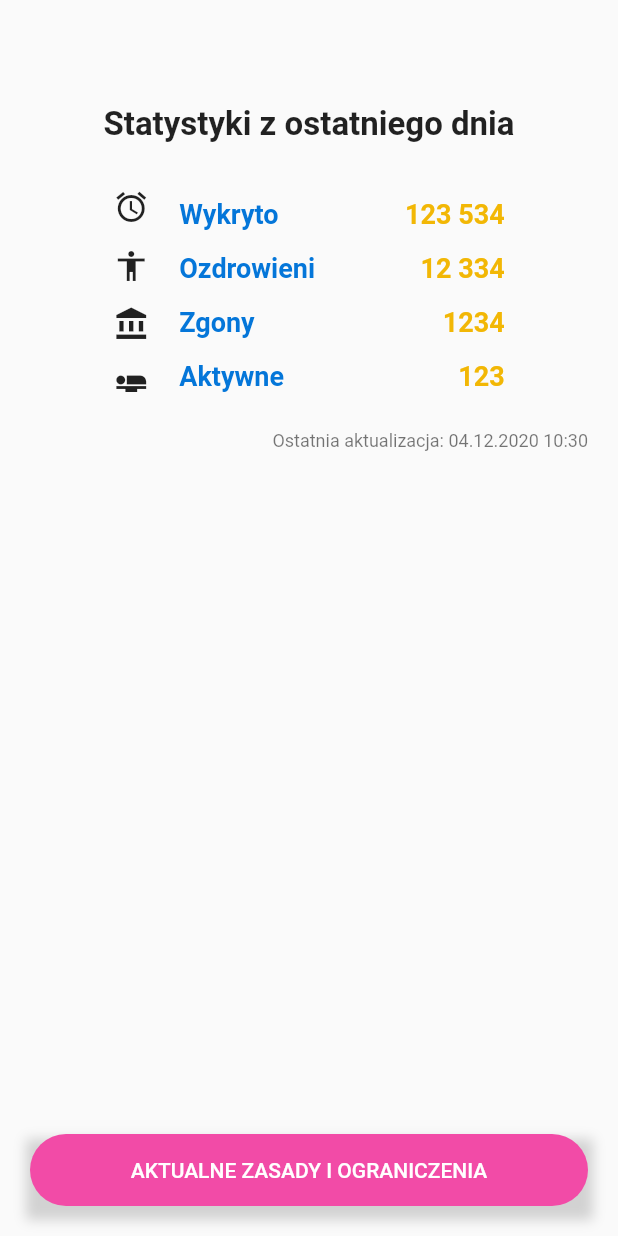
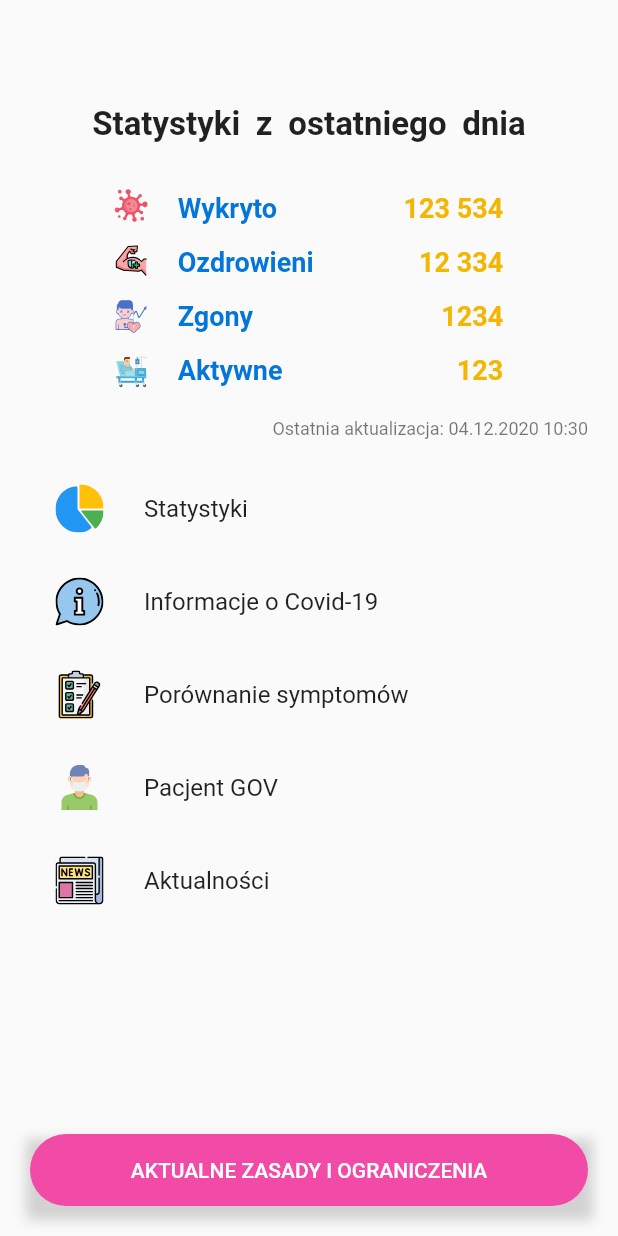
Before and after one commit to skrzypak/Bit-Festival-Hackathon-2020, a Flutter app: the screen it shows after launch, on a phone screen of 412 x 824 dp. Run offline on Flutter 3.47's test engine with Material 2 defaults, Android fonts, the phone set to English and light mode, and no system bars; our stand-ins replace flutter_svg.

Commit message:
main screen, svg handle

```diff
--- a/Flutter/corona_info/lib/main.dart
+++ b/Flutter/corona_info/lib/main.dart
@@ -17,7 +17,6 @@ class MyApp extends StatelessWidget {
         visualDensity: VisualDensity.adaptivePlatformDensity,
       ),
       home: HomeScreen(),
-      //home: RestrictionScreen(),
     );
   }
 }
--- a/Flutter/corona_info/lib/screens/home/homeScreen.dart
+++ b/Flutter/corona_info/lib/screens/home/homeScreen.dart
@@ -2,6 +2,7 @@ import 'package:corona_info/utils/Colors.dart';
 import 'package:corona_info/widgets/BottomButton.dart';
 import 'package:corona_info/widgets/FontStyle.dart';
 import 'package:flutter/material.dart';
+import 'package:flutter_svg/flutter_svg.dart';
 
 class HomeScreen extends StatefulWidget {
   HomeScreen();
@@ -12,8 +13,9 @@ class HomeScreen extends StatefulWidget {
 }
 
 class _HomeScreenState extends State<HomeScreen> {
+  double statsColumnSpacing = 15;
+  List<String> menuOptions = ["Statystyki", "Informacje o Covid 19", "Porównanie symptomów", "Pacjent GOV", "Aktualności"];
 
-  double statsColumnSpacing = 15;
 
   @override
   Widget build(BuildContext context) {
@@ -32,12 +34,14 @@ class _HomeScreenState extends State<HomeScreen> {
                 child: Text(
                   "Ostatnia aktualizacja: 04.12.2020 10:30",
                   textAlign: TextAlign.end,
-                  style: TextStyle(
-                    fontSize: 12,
-                    color: Colors.black54
-                  ),
+                  style: TextStyle(fontSize: 12, color: Colors.black54),
                 ),
               ),
+              HomeScreenOptionTab("Statystyki", "pie-chart"),
+              HomeScreenOptionTab("Informacje o Covid-19", "information"),
+              HomeScreenOptionTab("Porównanie symptomów", "checklist"),
+              HomeScreenOptionTab("Pacjent GOV", "mask"),
+              HomeScreenOptionTab("Aktualności", "newspaper"),
               Expanded(
                 child: Container(),
               ),
@@ -46,6 +50,37 @@ class _HomeScreenState extends State<HomeScreen> {
           ),
         ),
       ),
+    );
+  }
+}
+
+class HomeScreenOptionTab extends StatelessWidget {
+
+  HomeScreenOptionTab(this.option, this.image);
+
+  String image;
+  String option;
+
+  @override
+  Widget build(BuildContext context) {
+    return Padding(
+      padding: const EdgeInsets.fromLTRB(37, 30, 0, 0),
+      child: Container(
+          child: Row(
+        children: [
+          SvgPicture.asset("assets/" + image +".svg",
+          height: 32,),
+          Padding(
+            padding: const EdgeInsets.fromLTRB(27, 0, 0, 0),
+            child: Text(
+              option,
+              style: TextStyle(
+                fontSize: 16,
+              ),
+            ),
+          ),
+        ],
+      )),
     );
   }
 }
@@ -68,6 +103,7 @@ class MainScreenStats extends StatelessWidget {
             Text(
               "Statystyki z ostatniego dnia",
               style: TextStyle(
+                wordSpacing: 5,
                 fontWeight: FontWeight.bold,
                 fontSize: 22,
               ),
@@ -99,17 +135,23 @@ class MainScreenStats extends StatelessWidget {
 class StatsIconColumn extends StatelessWidget {
   double columnSpacing;
   StatsIconColumn(this.columnSpacing);
+  final Widget svgMedicine = SvgPicture.asset("assets/medicine.svg");
+
 
   @override
   Widget build(BuildContext context) {
     return Column(children: [
-      Icon(Icons.access_alarms),
+      SvgPicture.asset("assets/virus.svg",
+      height: 22,),
       SizedBox(height: columnSpacing),
-      Icon(Icons.accessibility),
+      SvgPicture.asset("assets/healthy.svg",
+      height: 22,),
       SizedBox(height: columnSpacing),
-      Icon(Icons.account_balance),
+      SvgPicture.asset("assets/death.svg",
+      height: 22,),
       SizedBox(height: columnSpacing),
-      Icon(Icons.airline_seat_flat),
+      SvgPicture.asset("assets/patient.svg",
+      height: 22,),
     ]);
   }
 }
@@ -169,9 +211,7 @@ class StatsNumberColumn extends StatelessWidget {
 
   @override
   Widget build(BuildContext context) {
-    return Column(
-      crossAxisAlignment: CrossAxisAlignment.end,
-      children: [
+    return Column(crossAxisAlignment: CrossAxisAlignment.end, children: [
       Text(
         "123 534",
         style: TextStyle(
```
Also changed, not shown: Flutter/corona_info/pubspec.yaml (+4 -3 lines), Flutter/corona_info/assets/checklist.svg (added), Flutter/corona_info/assets/death.svg (added), Flutter/corona_info/assets/healthy.svg (added), Flutter/corona_info/assets/information.svg (added), Flutter/corona_info/assets/mask.svg (added), Flutter/corona_info/assets/medicine.svg (added), Flutter/corona_info/assets/newspaper.svg (added), Flutter/corona_info/assets/patient.svg (added), Flutter/corona_info/assets/pie-chart.svg (added), Flutter/corona_info/assets/testing.svg (added), Flutter/corona_info/assets/virus.svg (added), Flutter/corona_info/pubspec.lock.
